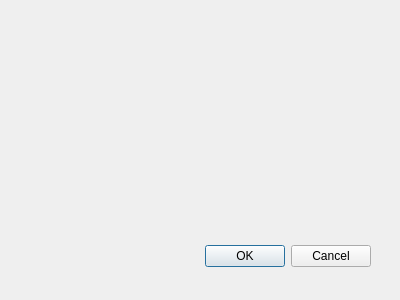
Before: the Qt Designer form addpatienttowaitinglistform.ui in love-rollercoaster/comp3004, drawn with Qt 5.
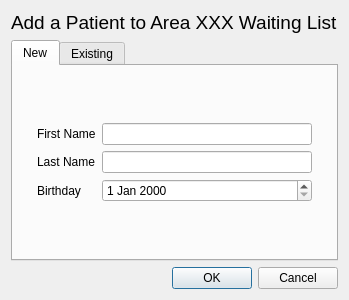
After: the same form once the commit is applied. The open tabs and pages were chosen to show the change.

Commit message: Created the add patient to waiting list form

Diff of the .ui file:
```diff
--- a/addpatienttowaitinglistform.ui
+++ b/addpatienttowaitinglistform.ui
@@ -8,29 +8,125 @@
    <rect>
     <x>0</x>
     <y>0</y>
-    <width>400</width>
+    <width>335</width>
     <height>300</height>
    </rect>
   </property>
   <property name="windowTitle">
    <string>Dialog</string>
   </property>
-  <widget class="QDialogButtonBox" name="buttonBox">
-   <property name="geometry">
-    <rect>
-     <x>30</x>
-     <y>240</y>
-     <width>341</width>
-     <height>32</height>
-    </rect>
-   </property>
-   <property name="orientation">
-    <enum>Qt::Horizontal</enum>
-   </property>
-   <property name="standardButtons">
-    <set>QDialogButtonBox::Cancel|QDialogButtonBox::Ok</set>
-   </property>
-  </widget>
+  <layout class="QGridLayout" name="gridLayout_3">
+   <item row="0" column="0">
+    <widget class="QLabel" name="label">
+     <property name="font">
+      <font>
+       <pointsize>14</pointsize>
+      </font>
+     </property>
+     <property name="text">
+      <string>Add a Patient to Area XXX Waiting List</string>
+     </property>
+    </widget>
+   </item>
+   <item row="1" column="0">
+    <widget class="QTabWidget" name="tabWidget">
+     <property name="currentIndex">
+      <number>1</number>
+     </property>
+     <widget class="QWidget" name="New">
+      <property name="styleSheet">
+       <string notr="true"/>
+      </property>
+      <attribute name="title">
+       <string>New</string>
+      </attribute>
+      <layout class="QGridLayout" name="gridLayout_2">
+       <item row="0" column="0">
+        <layout class="QGridLayout" name="gridLayout">
+         <property name="leftMargin">
+          <number>15</number>
+         </property>
+         <property name="rightMargin">
+          <number>15</number>
+         </property>
+         <item row="1" column="0">
+          <widget class="QLabel" name="label_2">
+           <property name="text">
+            <string>Last Name</string>
+           </property>
+          </widget>
+         </item>
+         <item row="0" column="1">
+          <widget class="QLineEdit" name="lineEdit"/>
+         </item>
+         <item row="1" column="1">
+          <widget class="QLineEdit" name="lineEdit_2"/>
+         </item>
+         <item row="2" column="1">
+          <widget class="QDateEdit" name="dateEdit"/>
+         </item>
+         <item row="2" column="0">
+          <widget class="QLabel" name="label_3">
+           <property name="text">
+            <string>Birthday</string>
+           </property>
+          </widget>
+         </item>
+         <item row="0" column="0">
+          <widget class="QLabel" name="label_4">
+           <property name="text">
+            <string>First Name</string>
+           </property>
+          </widget>
+         </item>
+        </layout>
+       </item>
+      </layout>
+     </widget>
+     <widget class="QWidget" name="Existing">
+      <attribute name="title">
+       <string>Existing</string>
+      </attribute>
+      <layout class="QGridLayout" name="gridLayout_4">
+       <item row="0" column="0">
+        <layout class="QHBoxLayout" name="horizontalLayout">
+         <item>
+          <widget class="QLineEdit" name="lineEdit_3"/>
+         </item>
+         <item>
+          <widget class="QPushButton" name="pushButton">
+           <property name="text">
+            <string>Search</string>
+           </property>
+          </widget>
+         </item>
+        </layout>
+       </item>
+       <item row="1" column="0">
+        <widget class="QListView" name="listView">
+         <property name="modelColumn">
+          <number>0</number>
+         </property>
+         <property name="selectionRectVisible">
+          <bool>true</bool>
+         </property>
+        </widget>
+       </item>
+      </layout>
+     </widget>
+    </widget>
+   </item>
+   <item row="2" column="0">
+    <widget class="QDialogButtonBox" name="buttonBox">
+     <property name="orientation">
+      <enum>Qt::Horizontal</enum>
+     </property>
+     <property name="standardButtons">
+      <set>QDialogButtonBox::Cancel|QDialogButtonBox::Ok</set>
+     </property>
+    </widget>
+   </item>
+  </layout>
  </widget>
  <pixmapfunction/>
  <resources/>
```
Left out of the diff: 5 changed lines with no effect on the pictures. The commit also changes 1 other file.
